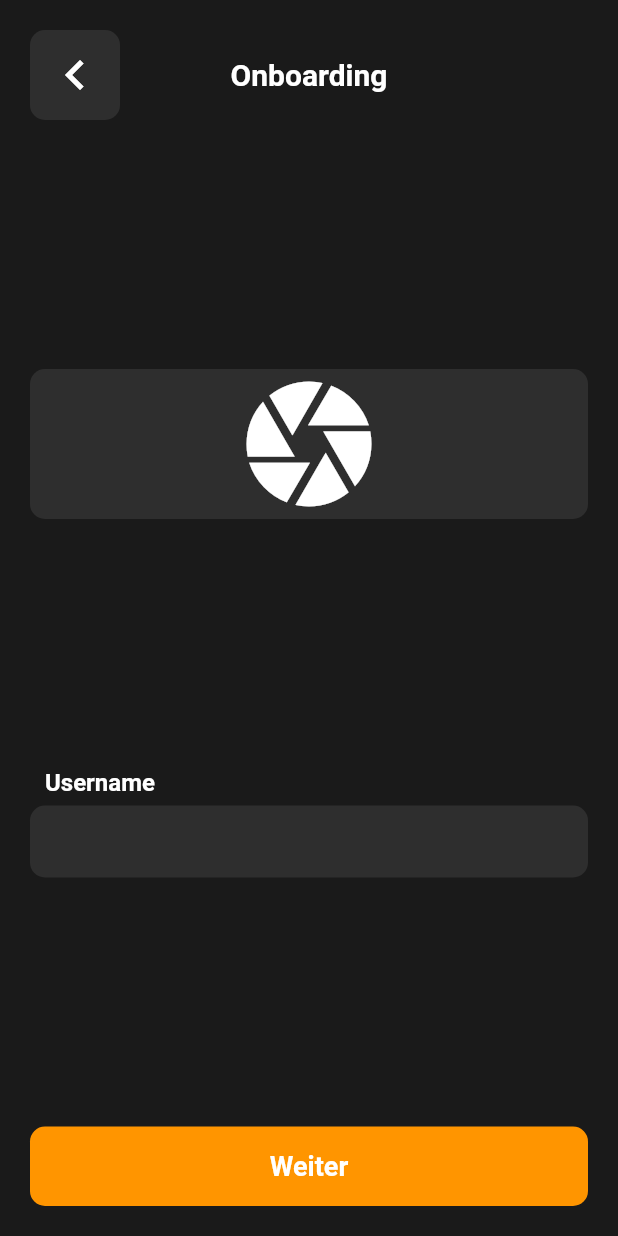
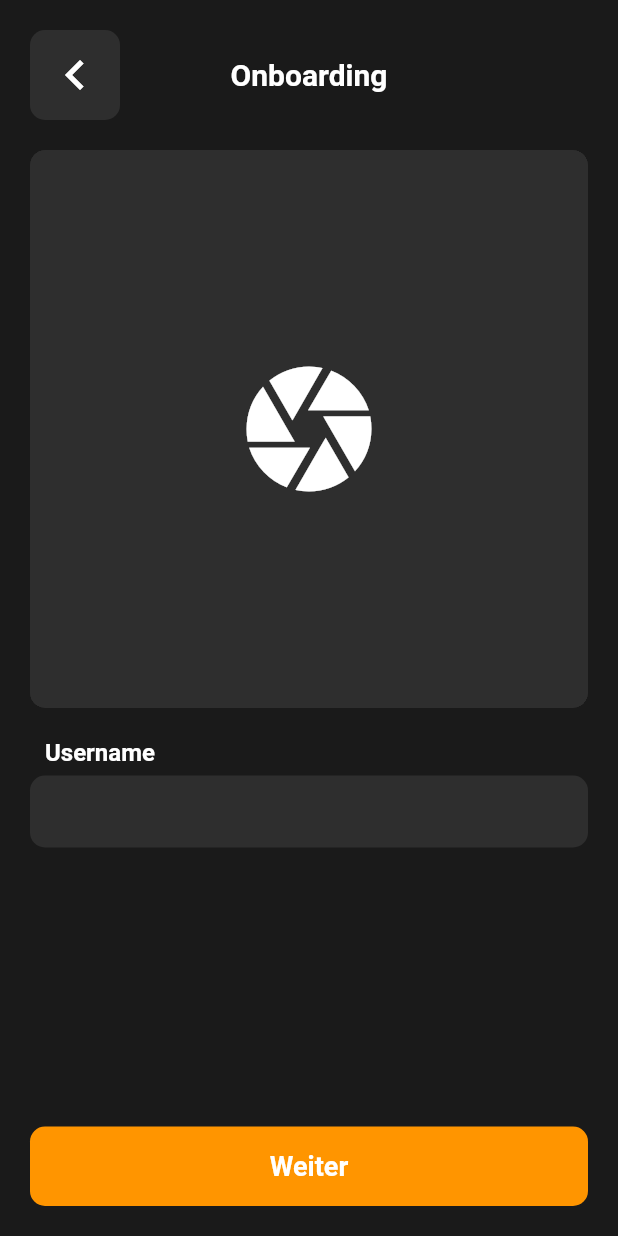
Before and after one commit to NiklasAppAkademie/batch-app-1, a Flutter app: the OnboardingPage screen opened directly, after a tap on the "camera" icon, on a phone screen of 412 x 824 dp. Run offline on Flutter 3.47's test engine with Material 2 defaults, Android fonts, the light colour scheme and no system bars; our stand-ins replace image_picker.

Commit message:
Working ImagePicker

```diff
--- a/lib/core/presentation/styles/position_styles.dart
+++ b/lib/core/presentation/styles/position_styles.dart
@@ -4,3 +4,5 @@ const EdgeInsets kPaddingMedium = EdgeInsets.all(16.0);
 const EdgeInsets kPaddingLarge = EdgeInsets.all(20.0);
 
 const EdgeInsets kPaddingHorLarge = EdgeInsets.symmetric(horizontal: 20.0);
+
+const EdgeInsets kPaddingVerLarge = EdgeInsets.symmetric(vertical: 20.0);
--- a/lib/core/presentation/widgets/custom_image_picker.dart
+++ b/lib/core/presentation/widgets/custom_image_picker.dart
@@ -1,31 +1,56 @@
+import 'dart:io';
+
 import 'package:flutter/material.dart';
+import 'package:image_picker/image_picker.dart';
 import 'package:quiz_app/core/presentation/styles/border_styles.dart';
 import 'package:quiz_app/core/presentation/styles/color_styles.dart';
 
 class CustomImagePicker extends StatefulWidget {
-  const CustomImagePicker({super.key});
+  final Function setImage;
+
+  const CustomImagePicker({super.key, required this.setImage});
 
   @override
   State<CustomImagePicker> createState() => _CustomImagePickerState();
 }
 
 class _CustomImagePickerState extends State<CustomImagePicker> {
+  String? imagePath;
+
+  void selectImage() async {
+    XFile? tempFilePath =
+        await ImagePicker().pickImage(source: ImageSource.gallery);
+    String? tempImagePath = tempFilePath?.path;
+    setState(() {
+      imagePath = tempImagePath;
+    });
+    widget.setImage(imagePath);
+  }
+
   @override
   Widget build(BuildContext context) {
-    return FractionallySizedBox(
-      widthFactor: 1.0,
+    return Container(
+      width: MediaQuery.of(context).size.width - 40,
+      height: MediaQuery.of(context).size.width - 40,
+      decoration: const BoxDecoration(borderRadius: kBorderRadiusAllMedium),
+      clipBehavior: Clip.hardEdge,
       child: Material(
         color: kColorGreyMedium,
         borderRadius: kBorderRadiusAllMedium,
         child: InkWell(
           borderRadius: kBorderRadiusAllMedium,
-          onTap: () {},
-          child: Center(
-              child: Icon(
-            Icons.camera,
-            color: kColorWhite,
-            size: 100.0,
-          )),
+          onTap: selectImage,
+          child: imagePath != null
+              ? Image.file(
+                  File(imagePath ?? ""),
+                  fit: BoxFit.cover,
+                )
+              : const Center(
+                  child: Icon(
+                  Icons.camera,
+                  color: kColorWhite,
+                  size: 100.0,
+                )),
         ),
       ),
     );
--- a/lib/core/presentation/widgets/custom_textfield.dart
+++ b/lib/core/presentation/widgets/custom_textfield.dart
@@ -26,7 +26,7 @@ class _CustomTextfieldState extends State<CustomTextfield> {
               width: 10,
             ),
             Text(
-              widget.title ?? "",
+              widget.title,
               style: kTextInputTitleLight,
             ),
           ],
--- a/lib/features/onboarding/presentation/pages/onboarding_page.dart
+++ b/lib/features/onboarding/presentation/pages/onboarding_page.dart
@@ -1,9 +1,6 @@
 import 'package:flutter/material.dart';
-import 'package:quiz_app/core/presentation/styles/border_styles.dart';
 import 'package:quiz_app/core/presentation/styles/color_styles.dart';
-import 'package:quiz_app/core/presentation/styles/input_styles.dart';
 import 'package:quiz_app/core/presentation/styles/position_styles.dart';
-import 'package:quiz_app/core/presentation/styles/text_styles.dart';
 import 'package:quiz_app/core/presentation/widgets/custom_app_bar.dart';
 import 'package:quiz_app/core/presentation/widgets/custom_image_picker.dart';
 import 'package:quiz_app/core/presentation/widgets/custom_textfield.dart';
@@ -20,10 +17,15 @@ class OnboardingPage extends StatefulWidget {
 
 class _OnboardingPageState extends State<OnboardingPage> {
   TextEditingController usernameController = TextEditingController();
+  String avatarImagePath = "";
 
   Future<void> createUser() async {
-    User newUser = User(
-        usernameController.text, "", false, DateTime.now(), DateTime.now());
+    User newUser = User(usernameController.text, avatarImagePath, false,
+        DateTime.now(), DateTime.now());
+  }
+
+  void setAvatarImagePath(imagePath) {
+    avatarImagePath = imagePath ?? "";
   }
 
   @override
@@ -38,10 +40,25 @@ class _OnboardingPageState extends State<OnboardingPage> {
             const CustomAppBar(
               text: "Onboarding",
             ),
-            const CustomImagePicker(),
-            CustomTextfield(
-              title: "Username",
-              controller: usernameController,
+            Expanded(
+              child: SingleChildScrollView(
+                physics: const BouncingScrollPhysics(),
+                padding: kPaddingVerLarge,
+                child: Column(
+                  children: [
+                    CustomImagePicker(
+                      setImage: setAvatarImagePath,
+                    ),
+                    const SizedBox(
+                      height: 20,
+                    ),
+                    CustomTextfield(
+                      title: "Username",
+                      controller: usernameController,
+                    ),
+                  ],
+                ),
+              ),
             ),
             PrimaryButton(
               text: "Weiter",
--- a/pubspec.yaml
+++ b/pubspec.yaml
@@ -10,6 +10,7 @@ dependencies:
   flutter:
     sdk: flutter
   cupertino_icons: ^1.0.2
+  image_picker: ^1.0.4
 
 dev_dependencies:
   flutter_test:
```
Also changed, not shown: pubspec.lock, 12 other files.
